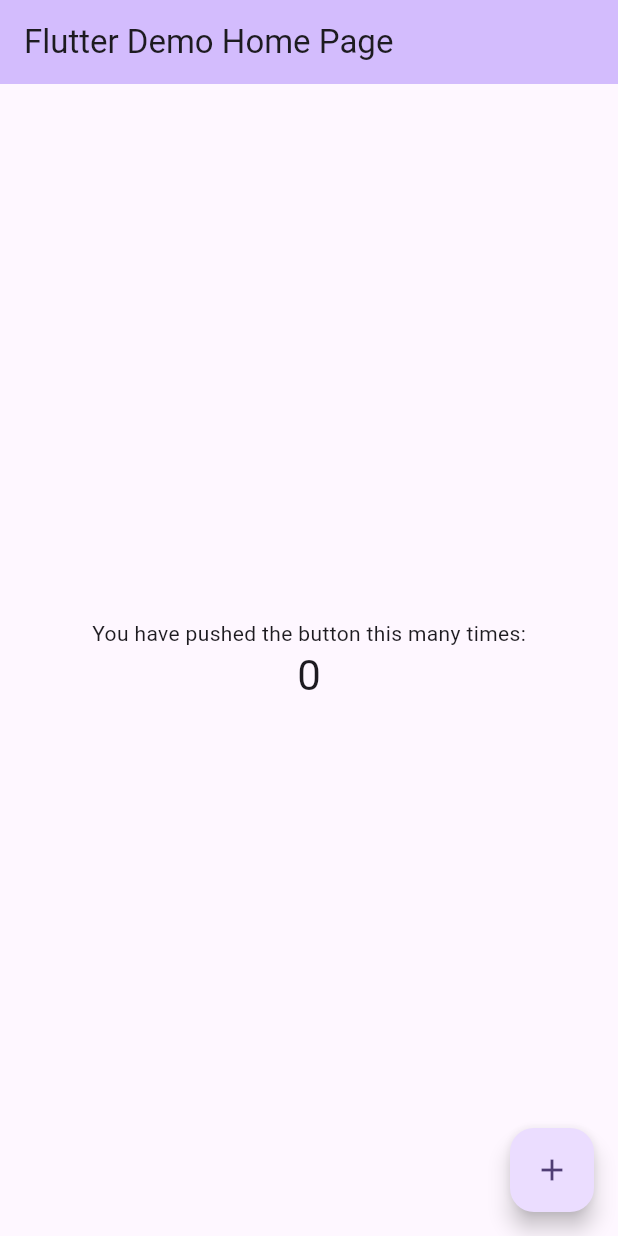
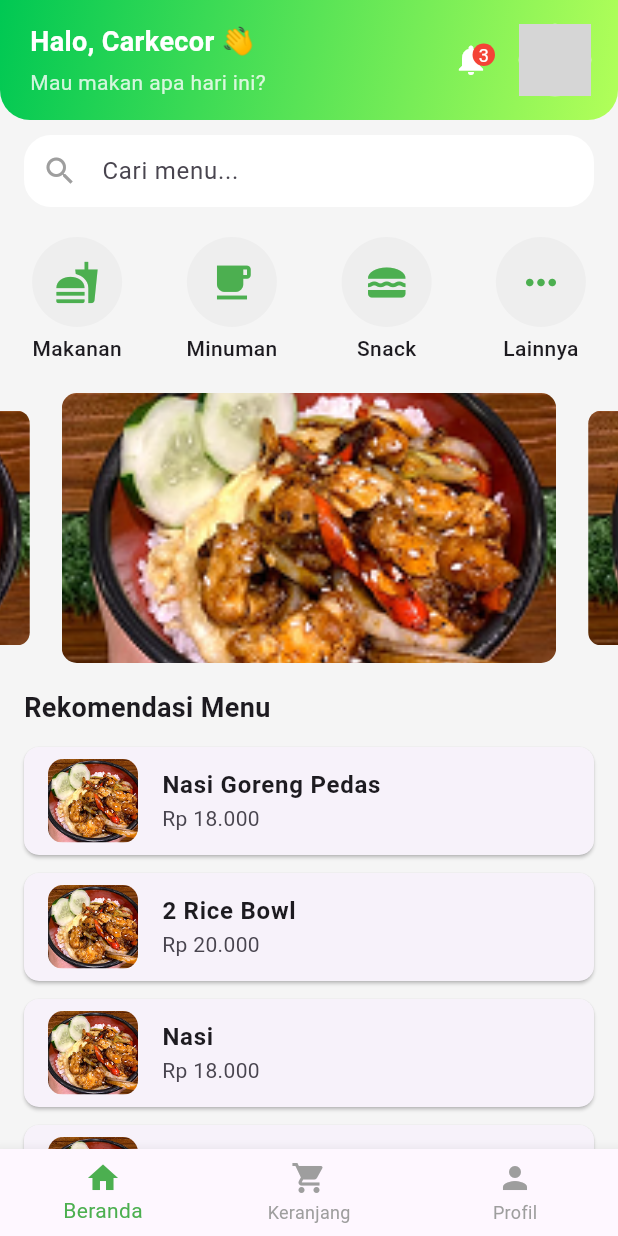
Before and after one commit to rynn26/bicopi, a Flutter app: the screen it shows after launch, on a phone screen of 412 x 824 dp. Run offline on Flutter 3.47's test engine with Material 3 defaults, Android fonts, the light colour scheme and no system bars; drawn by our look-alikes of carousel_slider; our stand-ins replace flutter_slidable; network calls fail; grey boxes are pictures that could not be loaded.

Commit message:
saya menambahkan menu

```diff
--- a/bichopi_mobile/lib/main.dart
+++ b/bichopi_mobile/lib/main.dart
@@ -1,122 +1,343 @@
 import 'package:flutter/material.dart';
+import 'package:carousel_slider/carousel_slider.dart';
+import 'menu_makanan.dart'; // Pastikan halaman menu_page.dart sudah ada
 
 void main() {
-  runApp(const MyApp());
+  runApp(const MaterialApp(
+    debugShowCheckedModeBanner: false,
+    home: HomePage(),
+  ));
 }
 
-class MyApp extends StatelessWidget {
-  const MyApp({super.key});
+class HomePage extends StatefulWidget {
+  const HomePage({super.key});
 
-  // This widget is the root of your application.
+  @override
+  State<HomePage> createState() => _HomePageState();
+}
+
+class _HomePageState extends State<HomePage> {
+  int _selectedIndex = 0;
+
+  void _onItemTapped(int index) {
+    setState(() {
+      _selectedIndex = index;
+    });
+  }
+
+  void navigateToMenuPage(String categoryName) {
+    Navigator.push(
+      context,
+      MaterialPageRoute(
+        builder: (context) => FoodMenuPage(categoryName: categoryName),
+      ),
+    );
+  }
+
   @override
   Widget build(BuildContext context) {
-    return MaterialApp(
-      title: 'Flutter Demo',
-      theme: ThemeData(
-        // This is the theme of your application.
-        //
-        // TRY THIS: Try running your application with "flutter run". You'll see
-        // the application has a purple toolbar. Then, without quitting the app,
-        // try changing the seedColor in the colorScheme below to Colors.green
-        // and then invoke "hot reload" (save your changes or press the "hot
-        // reload" button in a Flutter-supported IDE, or press "r" if you used
-        // the command line to start the app).
-        //
-        // Notice that the counter didn't reset back to zero; the application
-        // state is not lost during the reload. To reset the state, use hot
-        // restart instead.
-        //
-        // This works for code too, not just values: Most code changes can be
-        // tested with just a hot reload.
-        colorScheme: ColorScheme.fromSeed(seedColor: Colors.deepPurple),
+    return Scaffold(
+      backgroundColor: const Color(0xFFF5F5F5),
+      body: SingleChildScrollView(
+        child: Column(
+          crossAxisAlignment: CrossAxisAlignment.start,
+          children: [
+            _buildTopBar(),
+            _buildSearchBar(),
+            _buildCategoryList(),
+            _buildCarousel(),
+            _buildMenuList(),
+          ],
+        ),
       ),
-      home: const MyHomePage(title: 'Flutter Demo Home Page'),
+      bottomNavigationBar: BottomNavigationBar(
+        currentIndex: _selectedIndex,
+        onTap: _onItemTapped,
+        selectedItemColor: Colors.green,
+        unselectedItemColor: Colors.grey,
+        items: const [
+          BottomNavigationBarItem(
+            icon: Icon(Icons.home),
+            label: "Beranda",
+          ),
+          BottomNavigationBarItem(
+            icon: Icon(Icons.shopping_cart),
+            label: "Keranjang",
+          ),
+          BottomNavigationBarItem(
+            icon: Icon(Icons.person),
+            label: "Profil",
+          ),
+        ],
+      ),
+    );
+  }
+
+  Widget _buildTopBar() {
+    return Container(
+      padding: const EdgeInsets.symmetric(horizontal: 20, vertical: 15),
+      decoration: const BoxDecoration(
+        gradient: LinearGradient(
+          colors: [Color(0xFF00C853), Color(0xFFB2FF59)],
+          begin: Alignment.topLeft,
+          end: Alignment.bottomRight,
+        ),
+        borderRadius: BorderRadius.only(
+          bottomLeft: Radius.circular(20),
+          bottomRight: Radius.circular(20),
+        ),
+      ),
+      child: Row(
+        mainAxisAlignment: MainAxisAlignment.spaceBetween,
+        children: [
+          Column(
+            crossAxisAlignment: CrossAxisAlignment.start,
+            children: [
+              const Text(
+                "Halo, Carkecor 👋",
+                style: TextStyle(
+                  fontSize: 18,
+                  fontWeight: FontWeight.bold,
+                  color: Colors.white,
+                ),
+              ),
+              const SizedBox(height: 4),
+              Text(
+                "Mau makan apa hari ini?",
+                style: TextStyle(
+                  fontSize: 14,
+                  color: Colors.white.withOpacity(0.8),
+                ),
+              ),
+            ],
+          ),
+          Row(
+            children: [
+              Stack(
+                children: [
+                  IconButton(
+                    icon: const Icon(Icons.notifications, color: Colors.white),
+                    onPressed: () {
+                      // Tambahkan navigasi ke halaman notifikasi
+                    },
+                  ),
+                  Positioned(
+                    right: 8,
+                    top: 8,
+                    child: Container(
+                      padding: const EdgeInsets.all(4),
+                      decoration: const BoxDecoration(
+                        color: Colors.red,
+                        shape: BoxShape.circle,
+                      ),
+                      child: const Text(
+                        "3",
+                        style: TextStyle(color: Colors.white, fontSize: 12),
+                      ),
+                    ),
+                  ),
+                ],
+              ),
+              const SizedBox(width: 10),
+              GestureDetector(
+                onTap: () {
+                  // Tambahkan aksi seperti membuka profil
+                },
+                child: AnimatedScale(
+                  scale: 1.1,
+                  duration: const Duration(milliseconds: 200),
+                  child: const CircleAvatar(
+                    backgroundColor: Colors.white,
+                    radius: 22,
+                    backgroundImage: NetworkImage(
+                      "https://randomuser.me/api/portraits/men/1.jpg",
+                    ),
+                  ),
+                ),
+              ),
+            ],
+          ),
+        ],
+      ),
+    );
+  }
+
+  Widget _buildSearchBar() {
+    return Padding(
+      padding: const EdgeInsets.symmetric(horizontal: 16, vertical: 10),
+      child: TextField(
+        decoration: InputDecoration(
+          hintText: "Cari menu...",
+          prefixIcon: const Icon(Icons.search, color: Colors.grey),
+          filled: true,
+          fillColor: Colors.white,
+          border: OutlineInputBorder(
+            borderRadius: BorderRadius.circular(18),
+            borderSide: BorderSide.none,
+          ),
+          contentPadding: const EdgeInsets.symmetric(vertical: 10),
+        ),
+      ),
+    );
+  }
+
+  Widget _buildCarousel() {
+    final List<String> imageList = [
+      "assets/ricebowl.png",
+      "assets/ricebowl.png",
+      "assets/ricebowl.png",
+    ];
+
+    return Padding(
+      padding: const EdgeInsets.symmetric(vertical: 10),
+      child: CarouselSlider(
+        options: CarouselOptions(
+          height: 180,
+          autoPlay: true,
+          enlargeCenterPage: true,
+        ),
+        items: imageList.map((image) {
+          return ClipRRect(
+            borderRadius: BorderRadius.circular(10),
+            child: Image.asset(
+              image,
+              fit: BoxFit.cover,
+              width: double.infinity,
+            ),
+          );
+        }).toList(),
+      ),
+    );
+  }
+
+  Widget _buildCategoryList() {
+    final categories = [
+      {"name": "Makanan", "icon": Icons.fastfood},
+      {"name": "Minuman", "icon": Icons.local_cafe},
+      {"name": "Snack", "icon": Icons.lunch_dining},
+      {"name": "Lainnya", "icon": Icons.more_horiz},
+    ];
+
+    return Padding(
+      padding: const EdgeInsets.symmetric(vertical: 10),
+      child: Row(
+        mainAxisAlignment: MainAxisAlignment.spaceAround,
+        children: categories.map((category) {
+          return _CategoryItem(
+            categoryName: category["name"] as String,
+            icon: category["icon"] as IconData,
+            onTap: () {
+              // Navigasi ke halaman menu dengan kategori yang dipilih
+              navigateToMenuPage(category["name"] as String);
+            },
+          );
+        }).toList(),
+      ),
+    );
+  }
+
+  Widget _buildMenuList() {
+    final menuItems = [
+      {
+        "name": "Nasi Goreng Pedas",
+        "price": "18.000",
+        "image": "assets/ricebowl.png"
+      },
+      {
+        "name": "2 Rice Bowl",
+        "price": "20.000",
+        "image": "assets/ricebowl.png"
+      },
+      {"name": "Nasi", "price": "18.000", "image": "assets/ricebowl.png"},
+      {
+        "name": "Coffe Latte",
+        "price": "15.000",
+        "image": "assets/ricebowl.png"
+      },
+      {
+        "name": "Chocolate Coffe",
+        "price": "16.000",
+        "image": "assets/ricebowl.png"
+      },
+    ];
+
+    return Padding(
+      padding: const EdgeInsets.symmetric(horizontal: 16),
+      child: Column(
+        crossAxisAlignment: CrossAxisAlignment.start,
+        children: [
+          const Padding(
+            padding: EdgeInsets.symmetric(vertical: 7),
+            child: Text(
+              "Rekomendasi Menu",
+              style: TextStyle(fontSize: 18, fontWeight: FontWeight.bold),
+            ),
+          ),
+          ListView.builder(
+            physics: const NeverScrollableScrollPhysics(),
+            shrinkWrap: true,
+            itemCount: menuItems.length,
+            itemBuilder: (context, index) {
+              final item = menuItems[index];
+              return Card(
+                margin: const EdgeInsets.symmetric(vertical: 6),
+                shape: RoundedRectangleBorder(
+                  borderRadius: BorderRadius.circular(10),
+                ),
+                child: ListTile(
+                  leading: ClipRRect(
+                    borderRadius: BorderRadius.circular(10),
+                    child: Image.asset(
+                      item["image"]!,
+                      width: 60,
+                      height: 60,
+                      fit: BoxFit.cover,
+                    ),
+                  ),
+                  title: Text(
+                    item["name"]!,
+                    style: const TextStyle(fontWeight: FontWeight.bold),
+                  ),
+                  subtitle: Text("Rp ${item["price"]}"),
+                ),
+              );
+            },
+          ),
+        ],
+      ),
     );
   }
 }
 
-class MyHomePage extends StatefulWidget {
-  const MyHomePage({super.key, required this.title});
+class _CategoryItem extends StatelessWidget {
+  final String categoryName;
+  final IconData icon;
+  final VoidCallback onTap;  // Tambahkan callback onTap
 
-  // This widget is the home page of your application. It is stateful, meaning
-  // that it has a State object (defined below) that contains fields that affect
-  // how it looks.
-
-  // This class is the configuration for the state. It holds the values (in this
-  // case the title) provided by the parent (in this case the App widget) and
-  // used by the build method of the State. Fields in a Widget subclass are
-  // always marked "final".
-
-  final String title;
-
-  @override
-  State<MyHomePage> createState() => _MyHomePageState();
-}
-
-class _MyHomePageState extends State<MyHomePage> {
-  int _counter = 0;
-
-  void _incrementCounter() {
-    setState(() {
-      // This call to setState tells the Flutter framework that something has
-      // changed in this State, which causes it to rerun the build method below
-      // so that the display can reflect the updated values. If we changed
-      // _counter without calling setState(), then the build method would not be
-      // called again, and so nothing would appear to happen.
-      _counter++;
-    });
-  }
+  const _CategoryItem({
+    required this.categoryName,
+    required this.icon,
+    required this.onTap,  // Tambahkan parameter onTap
+  });
 
   @override
   Widget build(BuildContext context) {
-    // This method is rerun every time setState is called, for instance as done
-    // by the _incrementCounter method above.
-    //
-    // The Flutter framework has been optimized to make rerunning build methods
-    // fast, so that you can just rebuild anything that needs updating rather
-    // than having to individually change instances of widgets.
-    return Scaffold(
-      appBar: AppBar(
-        // TRY THIS: Try changing the color here to a specific color (to
-        // Colors.amber, perhaps?) and trigger a hot reload to see the AppBar
-        // change color while the other colors stay the same.
-        backgroundColor: Theme.of(context).colorScheme.inversePrimary,
-        // Here we take the value from the MyHomePage object that was created by
-        // the App.build method, and use it to set our appbar title.
-        title: Text(widget.title),
+    return GestureDetector(
+      onTap: onTap,  // Jalankan onTap saat item diketuk
+      child: Column(
+        children: [
+          CircleAvatar(
+            radius: 30,
+            backgroundColor: Colors.grey[200],
+            child: Icon(icon, size: 30, color: Colors.green),
+            ),
+          const SizedBox(height: 4),
+          Text(
+            categoryName,
+            style: const TextStyle(fontSize: 14, fontWeight: FontWeight.w500),
+          ),
+        ],
       ),
-      body: Center(
-        // Center is a layout widget. It takes a single child and positions it
-        // in the middle of the parent.
-        child: Column(
-          // Column is also a layout widget. It takes a list of children and
-          // arranges them vertically. By default, it sizes itself to fit its
-          // children horizontally, and tries to be as tall as its parent.
-          //
-          // Column has various properties to control how it sizes itself and
-          // how it positions its children. Here we use mainAxisAlignment to
-          // center the children vertically; the main axis here is the vertical
-          // axis because Columns are vertical (the cross axis would be
-          // horizontal).
-          //
-          // TRY THIS: Invoke "debug painting" (choose the "Toggle Debug Paint"
-          // action in the IDE, or press "p" in the console), to see the
-          // wireframe for each widget.
-          mainAxisAlignment: MainAxisAlignment.center,
-          children: <Widget>[
-            const Text('You have pushed the button this many times:'),
-            Text(
-              '$_counter',
-              style: Theme.of(context).textTheme.headlineMedium,
-            ),
-          ],
-        ),
-      ),
-      floatingActionButton: FloatingActionButton(
-        onPressed: _incrementCounter,
-        tooltip: 'Increment',
-        child: const Icon(Icons.add),
-      ), // This trailing comma makes auto-formatting nicer for build methods.
     );
   }
 }
```
Also changed, not shown: bichopi_mobile/lib/cart_page.dart (added, +62 -0 lines), bichopi_mobile/lib/menu_makanan.dart (added, +139 -0 lines), bichopi_mobile/pubspec.yaml (+17 -9 lines), bichopi_mobile/assets/ayamgeprek.png (added), bichopi_mobile/assets/bakso.png (added), bichopi_mobile/assets/kentang.png (added), bichopi_mobile/assets/kopipangku.png (added), bichopi_mobile/assets/makanan.png (added), bichopi_mobile/assets/ricebowl.png (added), bichopi_mobile/assets/tempe.png (added), bichopi_mobile/pubspec.lock, 25 other files.
